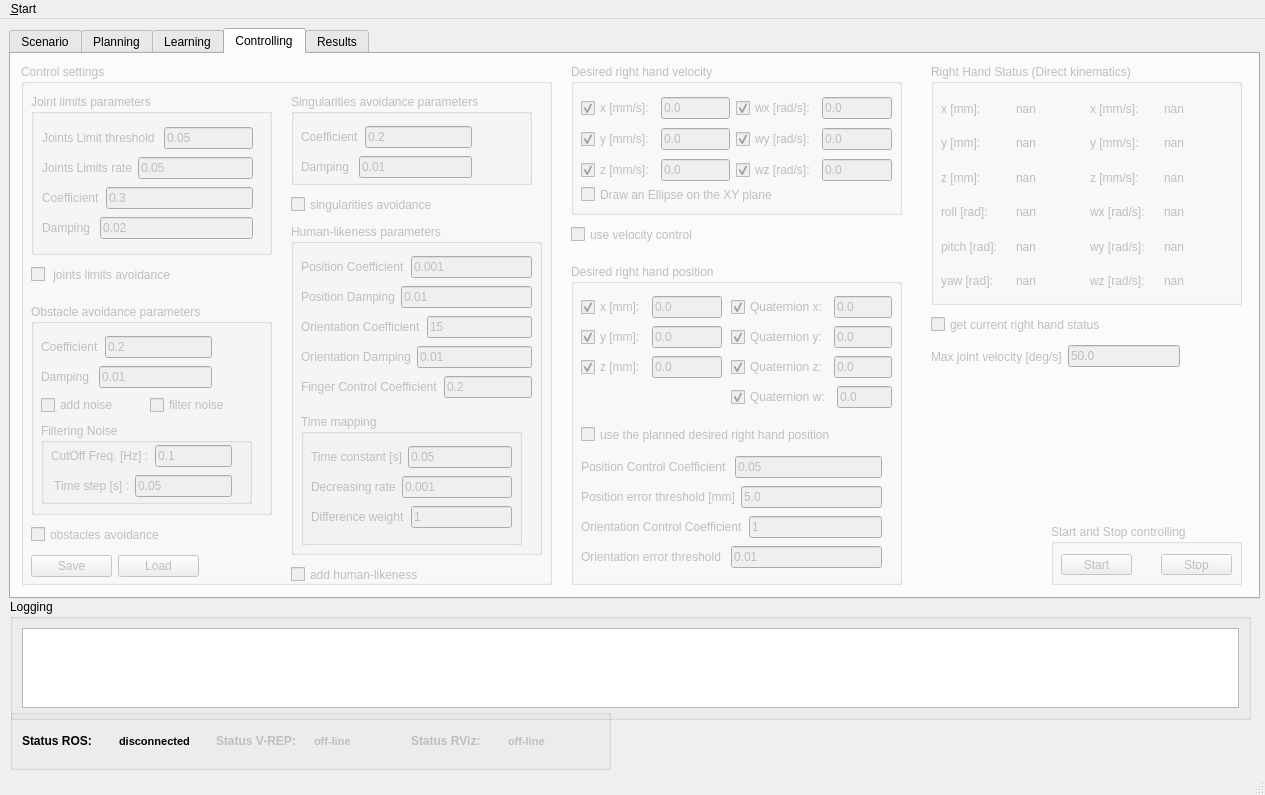
First picture: the form in ui/main_window.ui, repository zohannn/motion_manager, before the edit.
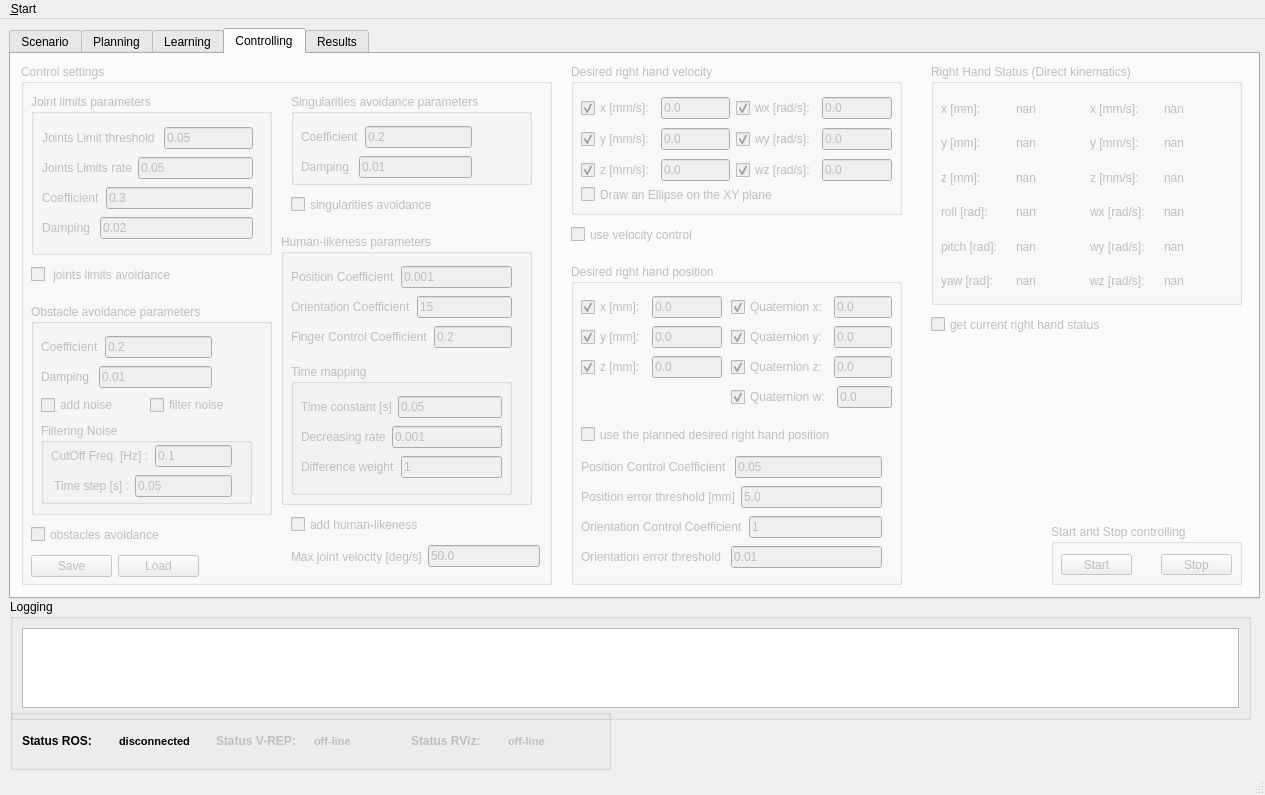
Second picture: the form after the edit. The open tabs and pages were chosen to show the change. Icons and pictures are not drawn. Custom widgets are drawn as their Qt base class.

```diff
--- a/ui/main_window.ui
+++ b/ui/main_window.ui
@@ -2536,7 +2536,7 @@
        <property name="geometry">
         <rect>
          <x>270</x>
-         <y>500</y>
+         <y>450</y>
          <width>171</width>
          <height>21</height>
         </rect>
@@ -2896,13 +2896,65 @@
         </layout>
        </widget>
       </widget>
+      <widget class="QWidget" name="layoutWidget">
+       <property name="geometry">
+        <rect>
+         <x>10</x>
+         <y>490</y>
+         <width>168</width>
+         <height>25</height>
+        </rect>
+       </property>
+       <layout class="QHBoxLayout" name="horizontalLayout_567">
+        <item>
+         <widget class="QPushButton" name="pushButton_save_ctrl_params">
+          <property name="text">
+           <string>Save</string>
+          </property>
+         </widget>
+        </item>
+        <item>
+         <widget class="QPushButton" name="pushButton_load_ctrl_params">
+          <property name="text">
+           <string>Load</string>
+          </property>
+         </widget>
+        </item>
+       </layout>
+      </widget>
+      <widget class="QWidget" name="layoutWidget">
+       <property name="geometry">
+        <rect>
+         <x>270</x>
+         <y>480</y>
+         <width>249</width>
+         <height>25</height>
+        </rect>
+       </property>
+       <layout class="QHBoxLayout" name="horizontalLayout_301">
+        <item>
+         <widget class="QLabel" name="label_vel_max">
+          <property name="text">
+           <string>Max joint velocity [deg/s]</string>
+          </property>
+         </widget>
+        </item>
+        <item>
+         <widget class="QLineEdit" name="lineEdit_vel_max">
+          <property name="text">
+           <string>50.0</string>
+          </property>
+         </widget>
+        </item>
+       </layout>
+      </widget>
       <widget class="QGroupBox" name="groupBox_hl_add_params">
        <property name="geometry">
         <rect>
-         <x>270</x>
-         <y>160</y>
+         <x>260</x>
+         <y>170</y>
          <width>251</width>
-         <height>331</height>
+         <height>271</height>
         </rect>
        </property>
        <property name="title">
@@ -2912,7 +2964,7 @@
         <property name="geometry">
          <rect>
           <x>10</x>
-          <y>190</y>
+          <y>130</y>
           <width>221</width>
           <height>131</height>
          </rect>
@@ -2992,8 +3044,8 @@
          <rect>
           <x>10</x>
           <y>30</y>
-          <width>231</width>
-          <height>151</height>
+          <width>221</width>
+          <height>89</height>
          </rect>
         </property>
         <layout class="QVBoxLayout" name="verticalLayout_104">
@@ -3015,24 +3067,6 @@
            </item>
           </layout>
          </item>
-         <item>
-          <layout class="QHBoxLayout" name="horizontalLayout_578">
-           <item>
-            <widget class="QLabel" name="label_hl_pos_damping">
-             <property name="text">
-              <string>Position Damping</string>
-             </property>
-            </widget>
-           </item>
-           <item>
-            <widget class="QLineEdit" name="lineEdit_hl_pos_damping">
-             <property name="text">
-              <string>0.01</string>
-             </property>
-            </widget>
-           </item>
-          </layout>
-         </item>
          <item>
           <layout class="QHBoxLayout" name="horizontalLayout_566">
            <item>
@@ -3051,24 +3085,6 @@
            </item>
           </layout>
          </item>
-         <item>
-          <layout class="QHBoxLayout" name="horizontalLayout_579">
-           <item>
-            <widget class="QLabel" name="label_hl_or_damping">
-             <property name="text">
-              <string>Orientation Damping</string>
-             </property>
-            </widget>
-           </item>
-           <item>
-            <widget class="QLineEdit" name="lineEdit_hl_or_damping">
-             <property name="text">
-              <string>0.01</string>
-             </property>
-            </widget>
-           </item>
-          </layout>
-         </item>
          <item>
           <layout class="QHBoxLayout" name="horizontalLayout_577">
            <item>
@@ -3090,32 +3106,6 @@
         </layout>
        </widget>
       </widget>
-      <widget class="QWidget" name="layoutWidget">
-       <property name="geometry">
-        <rect>
-         <x>10</x>
-         <y>490</y>
-         <width>168</width>
-         <height>25</height>
-        </rect>
-       </property>
-       <layout class="QHBoxLayout" name="horizontalLayout_567">
-        <item>
-         <widget class="QPushButton" name="pushButton_save_ctrl_params">
-          <property name="text">
-           <string>Save</string>
-          </property>
-         </widget>
-        </item>
-        <item>
-         <widget class="QPushButton" name="pushButton_load_ctrl_params">
-          <property name="text">
-           <string>Load</string>
-          </property>
-         </widget>
-        </item>
-       </layout>
-      </widget>
       <zorder>checkBox_hl_add</zorder>
       <zorder>checkBox_joints_limits_av</zorder>
       <zorder>checkBox_sing_av</zorder>
@@ -3126,32 +3116,6 @@
       <zorder>groupBox_obsts_av_params</zorder>
       <zorder>groupBox_hl_add_params</zorder>
      </widget>
-     <widget class="QWidget" name="layoutWidget">
-      <property name="geometry">
-       <rect>
-        <x>920</x>
-        <y>290</y>
-        <width>249</width>
-        <height>25</height>
-       </rect>
-      </property>
-      <layout class="QHBoxLayout" name="horizontalLayout_301">
-       <item>
-        <widget class="QLabel" name="label_vel_max">
-         <property name="text">
-          <string>Max joint velocity [deg/s]</string>
-         </property>
-        </widget>
-       </item>
-       <item>
-        <widget class="QLineEdit" name="lineEdit_vel_max">
-         <property name="text">
-          <string>50.0</string>
-         </property>
-        </widget>
-       </item>
-      </layout>
-     </widget>
     </widget>
     <widget class="QWidget" name="tab_results">
      <property name="enabled">
```
Left out of the diff: 3 changed lines with no effect on the pictures.
